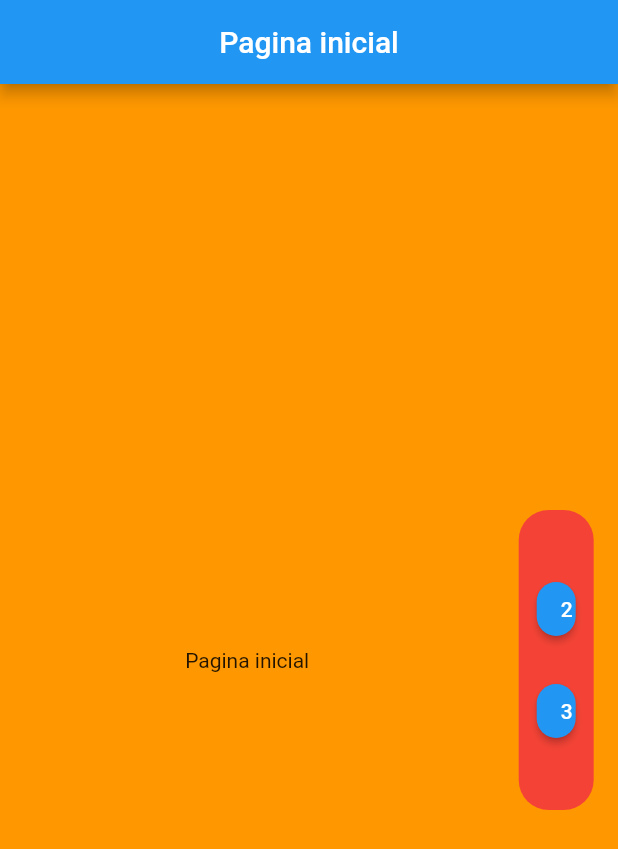
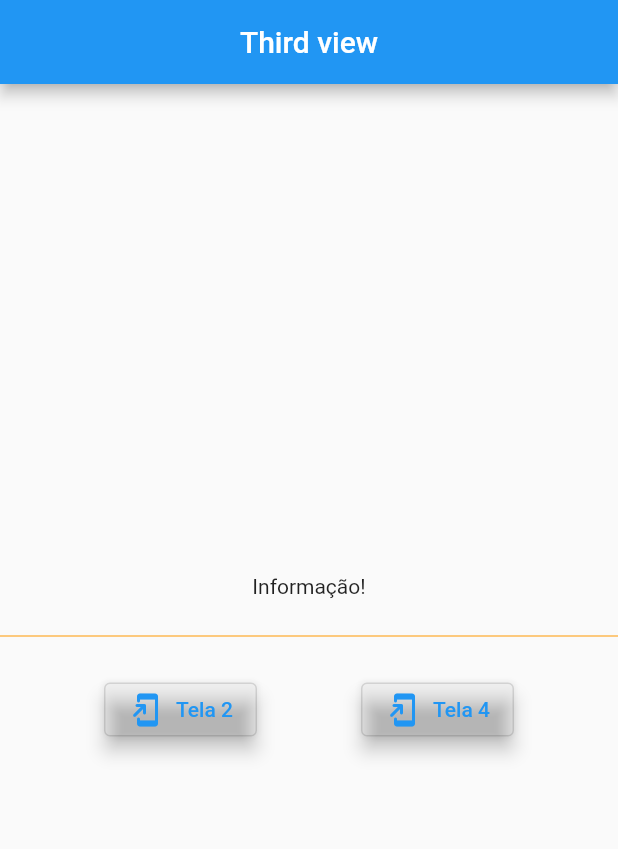
Before and after one commit to brandaoti/navigator-pages, a Flutter app: the screen it shows after launch, on a phone screen of 412 x 824 dp. Shown: the top 849 px of the screen. Run offline on Flutter 3.47's test engine with Material 2 defaults, Android fonts, the light colour scheme and no system bars.

Commit message:
Criado novas screens e passando informações criar rotas

```diff
--- a/lib/app_widget.dart
+++ b/lib/app_widget.dart
@@ -1,16 +1,26 @@
 import 'package:flutter/material.dart';
-import 'package:navigator_pages/views/home_view.dart';
+import 'package:navigator_pages/screens/fourth_screen.dart';
+import 'package:navigator_pages/screens/home_screen.dart';
+import 'package:navigator_pages/screens/second_view.dart';
+import 'package:navigator_pages/screens/third_screen.dart';
+import 'package:navigator_pages/shared/core/routes/app_route.dart';
 
 class AppWidget extends StatelessWidget {
   // This widget is the root of your application.
   @override
   Widget build(BuildContext context) {
     return MaterialApp(
+      debugShowCheckedModeBanner: false,
       title: 'Navigator routes',
       theme: ThemeData(
         primarySwatch: Colors.blue,
       ),
-      home: HomePage(),
+      routes: {
+        AppRoute.HOME: (context) => HomeScreen(),
+        AppRoute.SECOND_SCREEN: (context) => SecondScreen(),
+        AppRoute.THIRD_SCREEN: (context) => ThirdScreen(),
+        AppRoute.FOURTH_SCREEN: (context) => FourthScreen(),
+      },
     );
   }
 }
--- /dev/null
+++ b/lib/screens/third_screen.dart
@@ -0,0 +1,55 @@
+import 'package:flutter/material.dart';
+import 'package:navigator_pages/screens/fourth_screen.dart';
+
+class ThirdScreen extends StatelessWidget {
+  //
+
+  @override
+  Widget build(BuildContext context) {
+    return Scaffold(
+      appBar: AppBar(
+        title: Text('Third view'),
+        centerTitle: true,
+      ),
+      body: Column(
+        mainAxisAlignment: MainAxisAlignment.center,
+        children: [
+          Text('Informação!'),
+
+          Divider(height: 50.0, color: Colors.orange),
+          //
+          Row(
+            mainAxisAlignment: MainAxisAlignment.spaceEvenly,
+            children: [
+              OutlinedButton.icon(
+                icon: Icon(Icons.add_to_home_screen_rounded),
+                label: Text('Tela 2'),
+                style: OutlinedButton.styleFrom(
+                  elevation: 5,
+                  // enableFeedback: true,
+                ),
+                onPressed: () {},
+              ),
+              OutlinedButton.icon(
+                icon: Icon(Icons.add_to_home_screen_rounded),
+                label: Text('Tela 4'),
+                style: OutlinedButton.styleFrom(
+                  elevation: 5,
+                  // enableFeedback: true,
+                ),
+                onPressed: () {
+                  Navigator.push(
+                    context,
+                    MaterialPageRoute(
+                      builder: (_) => FourthScreen(),
+                    ),
+                  );
+                },
+              ),
+            ],
+          ),
+        ],
+      ),
+    );
+  }
+}
--- a/lib/shared/core/routes/app_route.dart
+++ b/lib/shared/core/routes/app_route.dart
@@ -1,6 +1,6 @@
 class AppRoute {
-  static const HOME = '/';
-  static const SECOND_VIEW = '/second';
-  static const THIRD_VIEW = '/third';
-  static const FOURTH_VIEW = '/fourth';
+  static const HOME = '/home';
+  static const SECOND_SCREEN = '/second';
+  static const THIRD_SCREEN = '/';
+  static const FOURTH_SCREEN = '/fourth';
 }
```
Also changed, not shown: lib/screens/fourth_screen.dart (added, +38 -0 lines), lib/screens/home_screen.dart (renamed from lib/views/home_view.dart, +6 -10 lines), lib/screens/second_view.dart (added, +47 -0 lines), lib/views/second_view.dart (deleted, +0 -37 lines), lib/views/third_page.dart (deleted, +0 -10 lines), lib/views/fourth_view.dart (deleted).
